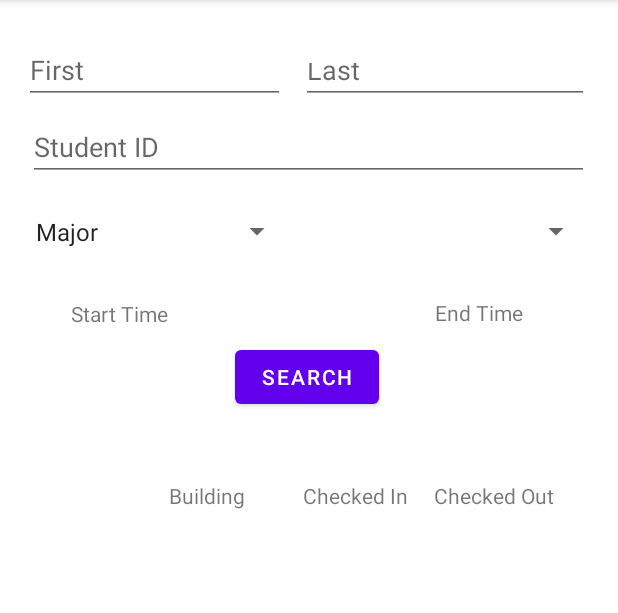
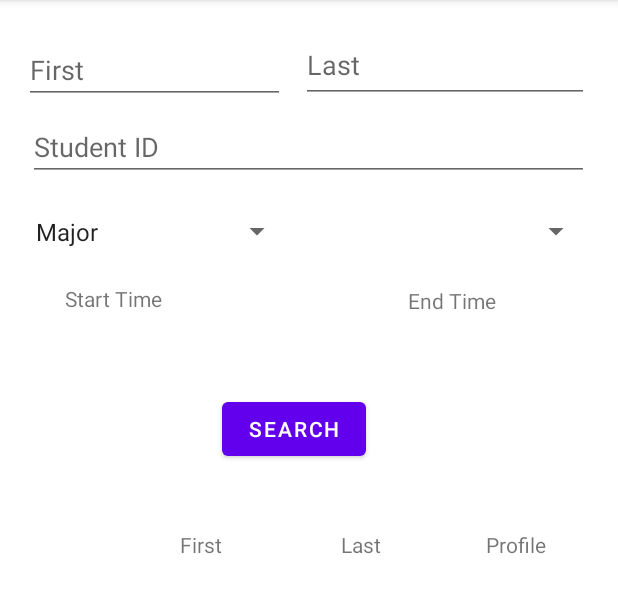
Before and after one commit to CSCI310-Group29/TrojanCheckIn-Group29, an Android app: the StudentQueryActivity screen opened directly, with no data from a screen before it, on a phone screen of 412 x 824 dp, the part 84-697 px from its top. Run offline under Robolectric (Android 15) with nearby library versions, the phone set to English and light mode, and no system bars; our stand-ins replace Dagger/Hilt's generated code, RxJava; libraries missing offline, so code that uses them is left out: com.google.rpc.context; 3 statements that could not run were skipped.

Commit message:
search and profile fixes

```diff
--- a/app/src/main/java/com/csci310_group29/trojancheckincheckout/ui/viewmodels/ManagerStudentProfileViewModel.kt
+++ b/app/src/main/java/com/csci310_group29/trojancheckincheckout/ui/viewmodels/ManagerStudentProfileViewModel.kt
@@ -25,7 +25,7 @@ class ManagerStudentProfileViewModel @Inject constructor(private val userDomain:
 
         return object: MutableLiveData<User>() {
             init {
-                val observable = userDomain.observeUserById(sUID, false);
+                val observable = userDomain.observeUserById(sUID, true);
                 observable.subscribe(object: Observer<User> {
                     override fun onComplete() {
 
--- a/app/src/main/java/com/csci310_group29/trojancheckincheckout/ui/views/StudentQueryActivity.kt
+++ b/app/src/main/java/com/csci310_group29/trojancheckincheckout/ui/views/StudentQueryActivity.kt
@@ -130,14 +130,14 @@ class StudentQueryActivity : AppCompatActivity() {
 
 
         val userQ = UserQuery(first, last,major, id,null,true)
-        val visitQ = VisitQuery(null,null, building,null)
+        val visitQ = VisitQuery(startDate,endDate, building,null)
 
         val observable = userDomain.searchUsers(userQ, visitQ)
         observable.subscribe(object: SingleObserver<List<User>> {
             override fun onSuccess(t: List<User>) {
                 Log.i(TAG, "${t.size}")
                 val list = t.sortedWith(compareBy{it.lastName!!.toLowerCase()})
-                val adapter = StudentQueryAdapter(list)
+                val adapter = StudentQueryAdapter(t)
                 rv.adapter = adapter
                 adapter.notifyDataSetChanged()
                 if(t.size == 0)  makeToast("No results for this query")
@@ -148,6 +148,7 @@ class StudentQueryActivity : AppCompatActivity() {
             }
 
             override fun onError(e: Throwable) {
+                Log.i(TAG, e.localizedMessage)
                 Log.i(TAG,  "error query")
             }
         })
--- a/app/src/main/res/layout/activity_manager_student_profile.xml
+++ b/app/src/main/res/layout/activity_manager_student_profile.xml
@@ -10,7 +10,6 @@
         android:id="@+id/MSPstudentId"
         android:layout_width="wrap_content"
         android:layout_height="wrap_content"
-        android:text="student id"
         android:textAlignment="center"
         android:textSize="18sp"
         app:layout_constraintBottom_toBottomOf="parent"
@@ -24,7 +23,6 @@
         android:id="@+id/MSPlastName"
         android:layout_width="wrap_content"
         android:layout_height="wrap_content"
-        android:text="Last"
         android:textSize="24sp"
         app:layout_constraintBottom_toBottomOf="parent"
         app:layout_constraintEnd_toEndOf="parent"
@@ -37,7 +35,6 @@
         android:id="@+id/MSPfirstName"
         android:layout_width="wrap_content"
         android:layout_height="wrap_content"
-        android:text="First"
         android:textSize="24sp"
         app:layout_constraintBottom_toBottomOf="parent"
         app:layout_constraintEnd_toEndOf="parent"
@@ -50,7 +47,6 @@
         android:id="@+id/MSPmajor"
         android:layout_width="wrap_content"
         android:layout_height="wrap_content"
-        android:text="Major"
         android:textAlignment="center"
         app:layout_constraintBottom_toBottomOf="parent"
         app:layout_constraintEnd_toEndOf="parent"
@@ -103,7 +99,6 @@
         android:id="@+id/MSPcurrBuilding"
         android:layout_width="wrap_content"
         android:layout_height="wrap_content"
-        android:text="Current Building / Deleted"
         app:layout_constraintBottom_toBottomOf="parent"
         app:layout_constraintEnd_toEndOf="parent"
         app:layout_constraintStart_toStartOf="parent"
--- a/app/src/main/res/layout/activity_student_profile.xml
+++ b/app/src/main/res/layout/activity_student_profile.xml
@@ -10,7 +10,6 @@
         android:id="@+id/StudentId"
         android:layout_width="wrap_content"
         android:layout_height="wrap_content"
-        android:text="student id"
         android:textAlignment="center"
         android:textSize="18sp"
         app:layout_constraintBottom_toBottomOf="parent"
@@ -24,7 +23,6 @@
         android:id="@+id/LastName"
         android:layout_width="wrap_content"
         android:layout_height="wrap_content"
-        android:text="Last"
         android:textSize="24sp"
         app:layout_constraintBottom_toBottomOf="parent"
         app:layout_constraintEnd_toEndOf="parent"
@@ -37,7 +35,6 @@
         android:id="@+id/FirstName"
         android:layout_width="wrap_content"
         android:layout_height="wrap_content"
-        android:text="First"
         android:textSize="24sp"
         app:layout_constraintBottom_toBottomOf="parent"
         app:layout_constraintEnd_toEndOf="parent"
@@ -50,7 +47,6 @@
         android:id="@+id/Major"
         android:layout_width="wrap_content"
         android:layout_height="wrap_content"
-        android:text="Major"
         android:textAlignment="center"
         app:layout_constraintBottom_toBottomOf="parent"
         app:layout_constraintEnd_toEndOf="parent"
--- a/app/src/main/res/layout/activity_visit_query.xml
+++ b/app/src/main/res/layout/activity_visit_query.xml
@@ -30,8 +30,8 @@
 
     <androidx.recyclerview.widget.RecyclerView
         android:id="@+id/queryRecyclerView"
-        android:layout_width="378dp"
-        android:layout_height="418dp"
+        android:layout_width="383dp"
+        android:layout_height="386dp"
         app:layout_constraintBottom_toBottomOf="parent"
         app:layout_constraintEnd_toEndOf="parent"
         app:layout_constraintHorizontal_bias="0.466"
@@ -47,10 +47,10 @@
         android:text="Search"
         app:layout_constraintBottom_toBottomOf="parent"
         app:layout_constraintEnd_toEndOf="@id/queryRecyclerView"
-        app:layout_constraintHorizontal_bias="0.526"
+        app:layout_constraintHorizontal_bias="0.493"
         app:layout_constraintStart_toStartOf="parent"
         app:layout_constraintTop_toTopOf="parent"
-        app:layout_constraintVertical_bias="0.316" />
+        app:layout_constraintVertical_bias="0.364" />
 
     <EditText
         android:id="@+id/SearchId"
@@ -85,7 +85,7 @@
         android:id="@+id/textView12"
         android:layout_width="wrap_content"
         android:layout_height="wrap_content"
-        android:text="Building"
+        android:text="First"
         app:layout_constraintBottom_toTopOf="@+id/queryRecyclerView"
         app:layout_constraintEnd_toEndOf="parent"
         app:layout_constraintHorizontal_bias="0.312"
@@ -97,7 +97,7 @@
         android:id="@+id/textView13"
         android:layout_width="wrap_content"
         android:layout_height="wrap_content"
-        android:text="Checked In"
+        android:text="Last"
         app:layout_constraintBottom_toTopOf="@+id/queryRecyclerView"
         app:layout_constraintEnd_toEndOf="parent"
         app:layout_constraintHorizontal_bias="0.590"
@@ -109,7 +109,7 @@
         android:id="@+id/textView14"
         android:layout_width="wrap_content"
         android:layout_height="wrap_content"
-        android:text="Checked Out"
+        android:text="Profile"
         app:layout_constraintBottom_toTopOf="@+id/queryRecyclerView"
         app:layout_constraintEnd_toEndOf="parent"
         app:layout_constraintHorizontal_bias="0.871"
@@ -119,10 +119,10 @@
 
     <TextView
         android:id="@+id/StartDateView"
-        android:layout_width="wrap_content"
-        android:layout_height="wrap_content"
+        android:layout_width="92dp"
+        android:layout_height="57dp"
+        android:onClick="onClickStart"
         android:text="Start Time"
-        android:onClick="onClickStart"
         app:layout_constraintBottom_toBottomOf="parent"
         app:layout_constraintEnd_toEndOf="parent"
         app:layout_constraintHorizontal_bias="0.136"
@@ -132,16 +132,16 @@
 
     <TextView
         android:id="@+id/EndDateView"
-        android:layout_width="wrap_content"
-        android:layout_height="wrap_content"
+        android:layout_width="96dp"
+        android:layout_height="54dp"
+        android:onClick="onClickEnd"
         android:text="End Time"
-        android:onClick="onClickEnd"
         app:layout_constraintBottom_toBottomOf="parent"
         app:layout_constraintEnd_toEndOf="parent"
-        app:layout_constraintHorizontal_bias="0.821"
+        app:layout_constraintHorizontal_bias="0.86"
         app:layout_constraintStart_toStartOf="parent"
         app:layout_constraintTop_toTopOf="parent"
-        app:layout_constraintVertical_bias="0.265" />
+        app:layout_constraintVertical_bias="0.267" />
 
     <EditText
         android:id="@+id/SearchFirst"
@@ -160,7 +160,7 @@
     <EditText
         android:id="@+id/SearchLast"
         android:layout_width="192dp"
-        android:layout_height="37dp"
+        android:layout_height="50dp"
         android:ems="10"
         android:hint="Last"
         android:inputType="textPersonName"
@@ -169,7 +169,7 @@
         app:layout_constraintHorizontal_bias="0.913"
         app:layout_constraintStart_toStartOf="parent"
         app:layout_constraintTop_toTopOf="parent"
-        app:layout_constraintVertical_bias="0.044" />
+        app:layout_constraintVertical_bias="0.026" />
 
 
 </androidx.constraintlayout.widget.ConstraintLayout>
```
Also changed, not shown: app/src/main/res/layout/item_query_user.xml (+5 -5 lines).
